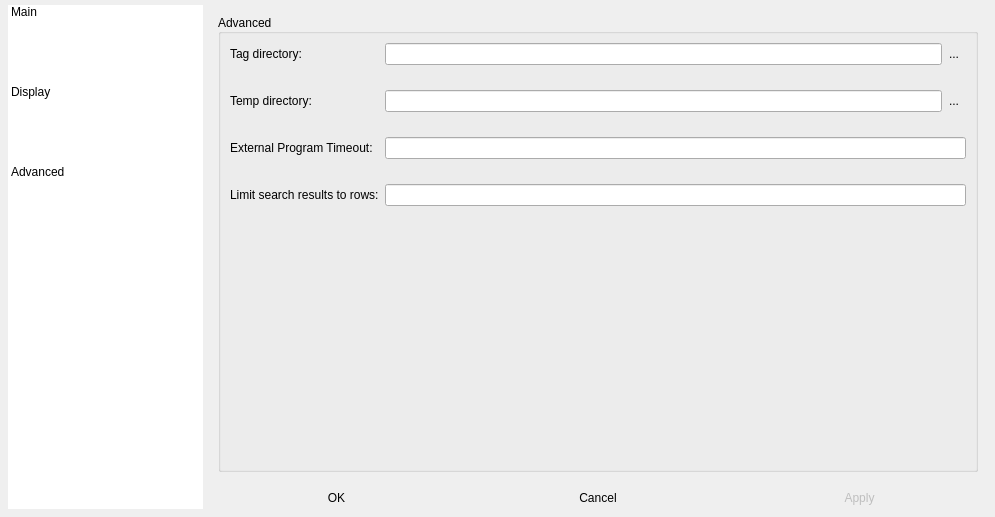
First picture: the form in Resources/Forms/configDialog.ui, repository ychclone/blink, before the edit.
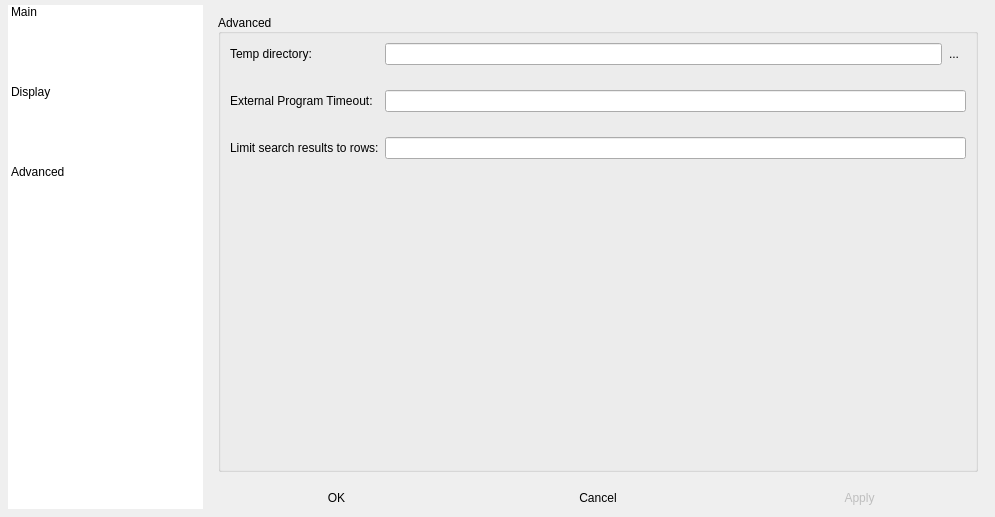
Second picture: the form after the edit. The open tabs and pages were chosen to show the change. Icons and pictures are not drawn.

Commit message: - ported to Qt6 - editor in lower panel - various crash fixes - use app data instead of app directory in windows

Diff of the .ui file:
```diff
--- a/Resources/Forms/configDialog.ui
+++ b/Resources/Forms/configDialog.ui
@@ -313,37 +313,13 @@
                <number>25</number>
               </property>
               <item row="0" column="0">
-               <widget class="QLabel" name="label">
-                <property name="text">
-                 <string>Tag directory:</string>
-                </property>
-               </widget>
-              </item>
-              <item row="0" column="1">
-               <layout class="QHBoxLayout" name="horizontalLayout">
-                <item>
-                 <widget class="QLineEdit" name="tagDir_lineEdit"/>
-                </item>
-                <item>
-                 <widget class="QToolButton" name="tagDir_toolBn">
-                  <property name="text">
-                   <string>...</string>
-                  </property>
-                  <property name="autoRaise">
-                   <bool>true</bool>
-                  </property>
-                 </widget>
-                </item>
-               </layout>
-              </item>
-              <item row="1" column="0">
                <widget class="QLabel" name="label_4">
                 <property name="text">
                  <string>Temp directory:</string>
                 </property>
                </widget>
               </item>
-              <item row="1" column="1">
+              <item row="0" column="1">
                <layout class="QHBoxLayout" name="horizontalLayout_2">
                 <item>
                  <widget class="QLineEdit" name="tmpDir_lineEdit"/>
@@ -360,26 +336,26 @@
                 </item>
                </layout>
               </item>
-              <item row="2" column="1">
-               <widget class="QLineEdit" name="timeoutRunExtProgram_lineEdit"/>
-              </item>
-              <item row="2" column="0">
+              <item row="1" column="0">
                <widget class="QLabel" name="label_5">
                 <property name="text">
                  <string>External Program Timeout:</string>
                 </property>
                </widget>
               </item>
-              <item row="3" column="1">
-               <widget class="QLineEdit" name="limitSearchRow_lineEdit"/>
+              <item row="1" column="1">
+               <widget class="QLineEdit" name="timeoutRunExtProgram_lineEdit"/>
               </item>
-              <item row="3" column="0">
+              <item row="2" column="0">
                <widget class="QLabel" name="label_9">
                 <property name="text">
                  <string>Limit search results to rows:</string>
                 </property>
                </widget>
               </item>
+              <item row="2" column="1">
+               <widget class="QLineEdit" name="limitSearchRow_lineEdit"/>
+              </item>
              </layout>
             </item>
            </layout>
```
Left out of the diff: 9 changed lines with no effect on the pictures. The commit also changes 46 other files.
